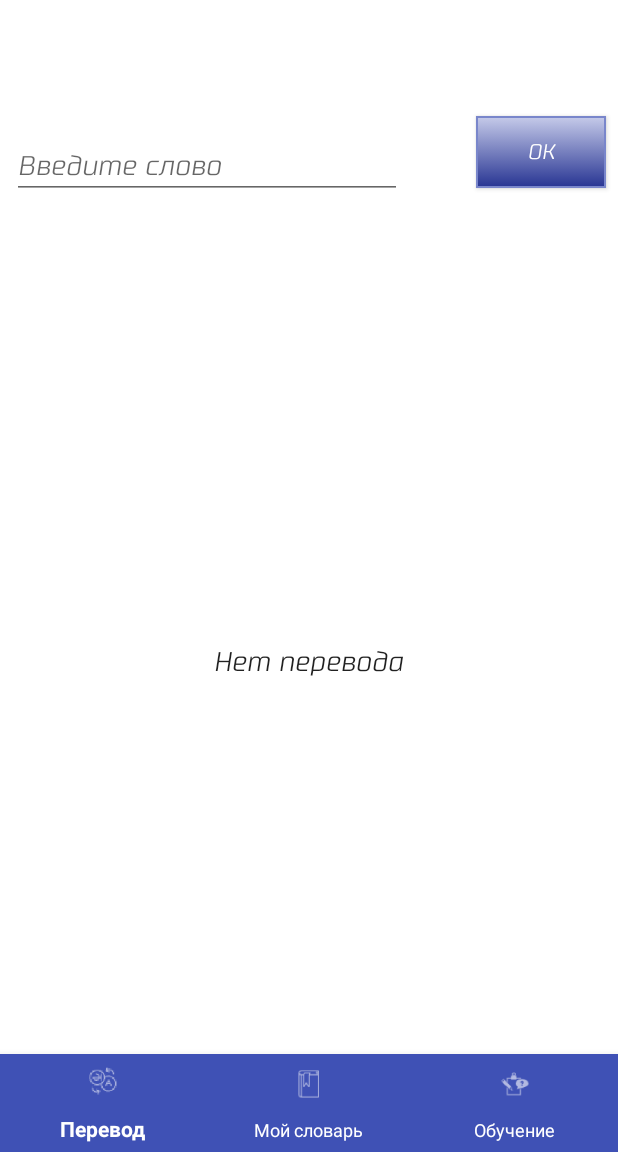
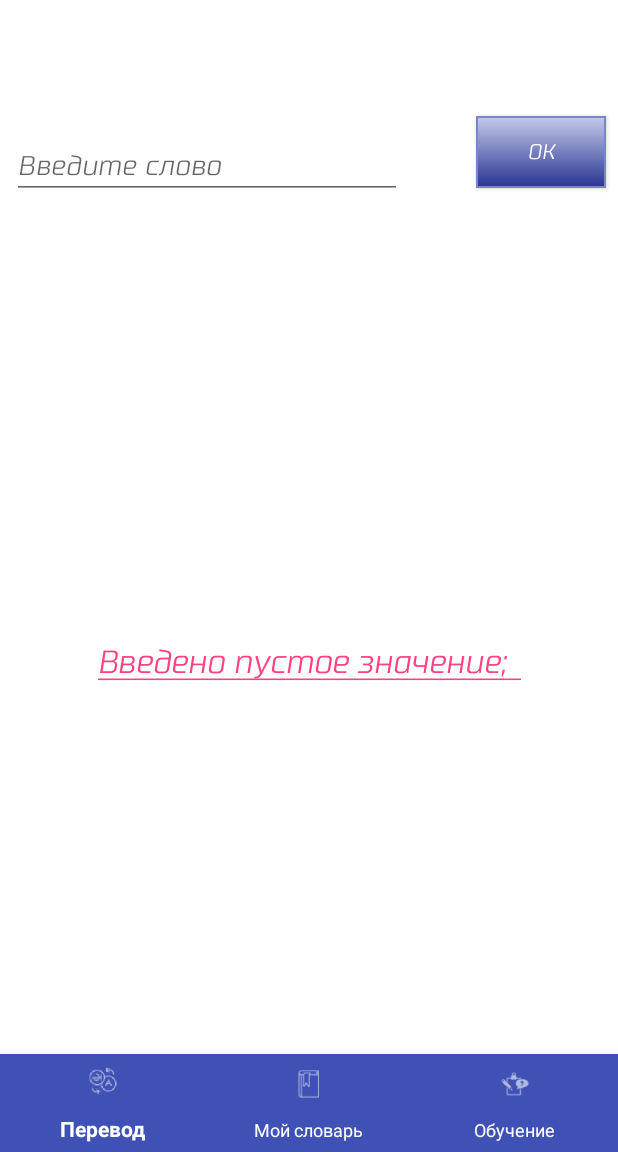
Before and after one commit to AnastasiaRainMaker/WordsDict, an Android app: the screen it shows after launch (MenuActivity), after a tap on "OK", on a phone screen of 412 x 824 dp, the part 84-1236 px from its top. Run offline under Robolectric (Android 15) with nearby library versions, the phone set to English and light mode, and no system bars; our stand-ins replace RxJava; libraries missing offline, so code that uses them is left out: io.realm, io.realm.annotations; 5 statements that could not run were skipped.

Commit message:
added hints and spannable strings

```diff
--- a/app/src/main/java/com/project/wordsdict/Constants.java
+++ b/app/src/main/java/com/project/wordsdict/Constants.java
@@ -2,6 +2,7 @@ package com.project.wordsdict;
 
 public final class Constants {
     public static final String MULTITRAN_CSS_SELECTOR = "body > table:nth-child(2) > tbody:nth-child(1) > tr:nth-child(1) > td:nth-child(2) > table:nth-child(1) > tbody:nth-child(1) > tr:nth-child(1) > td:nth-child(1) > table:nth-child(1) > tbody:nth-child(1) > tr:nth-child(2) > td:nth-child(1) > table:nth-child(1) > tbody:nth-child(1) > tr:nth-child(1) > td:nth-child(2) > table:nth-child(5)";
+    public static final String MULTITRAN_CSS_SELECTOR_HINT = "body > table:nth-child(2) > tbody:nth-child(1) > tr:nth-child(1) > td:nth-child(2) > table:nth-child(1) > tbody:nth-child(1) > tr:nth-child(1) > td:nth-child(1) > table:nth-child(1) > tbody:nth-child(1) > tr:nth-child(2) > td:nth-child(1) > table:nth-child(1) > tbody:nth-child(1) > tr:nth-child(1) > td:nth-child(2) > table:nth-child(11) > tbody:nth-child(1) > tr:nth-child(1) > td:nth-child(2)";
     public static final String MULTITRAN_URL_RUS = "https://www.multitran.ru/c/m.exe?l1=2&l2=1&s=%s";
     public static final String EXPORT_FILE_NAME = "/wordsDictExport.json/";
     public static final String TAG = "WORDS_DICT";
--- a/app/src/main/java/com/project/wordsdict/main/interactors/TranslateWordInteractor.java
+++ b/app/src/main/java/com/project/wordsdict/main/interactors/TranslateWordInteractor.java
@@ -11,8 +11,12 @@ public interface TranslateWordInteractor {
     interface OnFinishedListener {
         void onTranslationFinished(String translation, String word, Boolean isAdvSearch);
         void onTranslationError(String text);
+        void onGetHintFinished(String hint, String word);
+        void onGetHintError(String text);
     }
 
     Disposable translateWord(OnFinishedListener listener, String word);
 
+    Disposable getHint (OnFinishedListener listener, String word);
+
 }
--- a/app/src/main/java/com/project/wordsdict/main/interactors/TranslateWordInteractorImpl.java
+++ b/app/src/main/java/com/project/wordsdict/main/interactors/TranslateWordInteractorImpl.java
@@ -14,6 +14,7 @@ import io.realm.Realm;
 import io.realm.RealmConfiguration;
 import io.realm.RealmResults;
 import static com.project.wordsdict.Constants.MULTITRAN_CSS_SELECTOR;
+import static com.project.wordsdict.Constants.MULTITRAN_CSS_SELECTOR_HINT;
 import static com.project.wordsdict.Constants.MULTITRAN_URL_RUS;
 import static com.project.wordsdict.Constants.TAG;
 
@@ -30,7 +31,8 @@ public class TranslateWordInteractorImpl implements TranslateWordInteractor {
     public TranslateWordInteractorImpl(Context mContext) {
     }
 
-    @Override public Disposable translateWord (final OnFinishedListener listener, String word) {
+    @Override
+    public Disposable translateWord (final OnFinishedListener listener, String word) {
         if (word.length() > 0) {
             return Single.fromCallable(()-> Jsoup.connect(String.format(MULTITRAN_URL_RUS, word)).get())
                     .subscribeOn(Schedulers.io())
@@ -54,22 +56,52 @@ public class TranslateWordInteractorImpl implements TranslateWordInteractor {
 
      }
 
-    @Override public Disposable translateWordRus(final OnFinishedListener listener, String word) {
+    @Override
+    public Disposable translateWordRus(final OnFinishedListener listener, String word) {
         return Single.fromCallable(()-> Jsoup.connect(String.format(MULTITRAN_URL_RUS, word)).get())
                 .subscribeOn(Schedulers.io())
                 .observeOn(AndroidSchedulers.mainThread())
                 .subscribe(
                         res -> {
                             Element elemBody = res.body();
-                            String translation;
-                            translation = elemBody.select(MULTITRAN_CSS_SELECTOR).text();
+                            String translation = elemBody.select(MULTITRAN_CSS_SELECTOR).text();
                             listener.onTranslationFinished(translation, word, true);
                         },
                         throwable -> listener.onTranslationError(throwable.getMessage())
                 );
     }
 
-    @Override public Disposable translateWordOffline(final OnFinishedListener listener, String word) {
+    @Override
+    public Disposable getHint(final OnFinishedListener listener, String word) {
+        if (word.length() > 0) {
+            return Single.fromCallable(()-> Jsoup.connect(String.format(MULTITRAN_URL_RUS, word)).get())
+                    .subscribeOn(Schedulers.io())
+                    .observeOn(AndroidSchedulers.mainThread())
+                    .subscribe(
+                            res -> {
+                                Element elemBody = res.body();
+                                String hint = elemBody.select(MULTITRAN_CSS_SELECTOR_HINT).text();
+                                listener.onGetHintFinished(hint, word);
+                            },
+                            throwable -> listener.onGetHintError(throwable.getMessage())
+                    );
+        } else {
+            return Single.fromCallable(()-> "Введено пустое значение")
+                    .subscribeOn(Schedulers.io())
+                    .observeOn(AndroidSchedulers.mainThread())
+                    .subscribe(
+                            res -> listener.onGetHintFinished(res, word),
+                            throwable -> {
+                                listener.onGetHintError("Сервер временно недоступен.");
+                                Log.d(TAG, throwable.getMessage());
+                            }
+                    );
+        }
+    }
+
+
+    @Override
+    public Disposable translateWordOffline(final OnFinishedListener listener, String word) {
         return Single.fromCallable(()-> {
             if (word.length() == 0) {
                 return "Введено пустое значение";
--- a/app/src/main/java/com/project/wordsdict/main/presenters/TranslatePresenterImpl.java
+++ b/app/src/main/java/com/project/wordsdict/main/presenters/TranslatePresenterImpl.java
@@ -59,7 +59,7 @@ public class TranslatePresenterImpl implements TranslatePresenter, TranslateWord
                 }
                 mainView.showTranslation(translation, isAdvSearch);
             } else {
-                mainView.showTranslation("Нет перевода", isAdvSearch);
+                mSubscriptions.add(translateWordInteractor.getHint(this, word));
             }
         }
     }
@@ -71,4 +71,18 @@ public class TranslatePresenterImpl implements TranslatePresenter, TranslateWord
             mainView.hideProgress();
         }
     }
+
+    @Override
+    public void onGetHintFinished(String hint, String word) {
+        mainView.showHint(hint);
+
+    }
+
+    @Override
+    public void onGetHintError(String text) {
+        if (mainView != null) {
+            mainView.showError(text);
+            mainView.hideProgress();
+        }
+    }
 }
--- a/app/src/main/java/com/project/wordsdict/main/views/FragmentMenu.java
+++ b/app/src/main/java/com/project/wordsdict/main/views/FragmentMenu.java
@@ -10,7 +10,11 @@ import android.support.v4.app.Fragment;
 import android.os.Bundle;
 import android.text.Spannable;
 import android.text.SpannableString;
+import android.text.SpannableStringBuilder;
+import android.text.method.LinkMovementMethod;
+import android.text.method.ScrollingMovementMethod;
 import android.text.style.BackgroundColorSpan;
+import android.text.style.ClickableSpan;
 import android.view.LayoutInflater;
 import android.view.View;
 import android.view.ViewGroup;
@@ -26,7 +30,7 @@ import com.project.wordsdict.main.interactors.TranslateWordInteractorImpl;
 public class FragmentMenu extends Fragment implements MainView, View.OnClickListener {
 
     private TranslatePresenterImpl translatePresenter;
-    private EditText translationEditText;
+    private TextView translationEditText;
     private EditText wordEditText;
     private TextView wordTextView;
     private Button advancedTranslateButton;
@@ -56,6 +60,7 @@ public class FragmentMenu extends Fragment implements MainView, View.OnClickList
         advancedTranslateButton = view.findViewById(R.id.advanced_search_button);
         advancedTranslateButton.setOnClickListener(this);
         advancedTranslateButton.setVisibility(View.GONE);
+        translationEditText.setMovementMethod(new ScrollingMovementMethod());
         translatePresenter = new TranslatePresenterImpl(this,
                 new TranslateWordInteractorImpl(getContext()),
                 new SaveWordInteractorImpl());
@@ -131,10 +136,44 @@ public class FragmentMenu extends Fragment implements MainView, View.OnClickList
                         selTextIndex + textToSelect.length(),
                         Spannable.SPAN_EXCLUSIVE_EXCLUSIVE
                 );
+                wordTextView.setText(word);
+                wordTextView.setTextSize(26);
+                translationEditText.setLineSpacing(0.0f,1.0f);
                 translationEditText.setText(WordtoSpan, TextView.BufferType.SPANNABLE);
                 translationEditText.setBackgroundResource(R.color.background_main_color);
+                translationEditText.setTextSize(19);
 
             }
+        }
+    }
+
+    @Override
+    public void showHint(String hint) {
+        if (hint.length() > 0) {
+            advancedTranslateButton.setVisibility(View.GONE);
+            wordTextView.setText("Возможно Вы имели ввиду:");
+            wordTextView.setTextSize(17);
+
+            String[] arr = hint.split("; ");
+            SpannableStringBuilder fullHint = new SpannableStringBuilder();
+            for (String w : arr) {
+                ClickableSpan clickableSpan = new ClickableSpan() {
+                    @Override
+                    public void onClick(View textView) {
+                        word = w;
+                        translatePresenter.onAdvancedTranslateButtonClicked(word);
+                        advancedBtnShow = false;
+                    }
+                };
+                fullHint.append(w + ";" + "\r\r", clickableSpan, 0);
+            }
+            translationEditText.setText(fullHint);
+            translationEditText.setTextSize(21);
+            translationEditText.setLineSpacing(0.0f,1.8f);
+            translationEditText.setMovementMethod(LinkMovementMethod.getInstance());
+        } else {
+            translationEditText.setText("Не найдено");
+            advancedTranslateButton.setVisibility(View.GONE);
         }
     }
 
@@ -180,9 +219,12 @@ public class FragmentMenu extends Fragment implements MainView, View.OnClickList
             case R.id.button_main_do_translate: {
                 word = String.format("%s", wordEditText.getText());
                 translatePresenter.onTranslateButtonClicked(word);
+                translationEditText.setLineSpacing(0.0f,1.0f);
+                translationEditText.setTextSize(21);
                 if (wordTextView != null)
                 wordTextView.setText(word);
                 translationEditText.setBackgroundResource(R.color.white);
+                wordTextView.setTextSize(26);
                 wordEditText.setText("");
                 break;
             }
--- a/app/src/main/java/com/project/wordsdict/main/views/MainView.java
+++ b/app/src/main/java/com/project/wordsdict/main/views/MainView.java
@@ -8,6 +8,8 @@ public interface MainView {
 
     void showTranslation(String translation, Boolean isAdvSearch);
 
+    void showHint(String hint);
+
     void showError(String text);
 
     void hideKeyBoard();
--- a/app/src/main/res/layout/fragment_menu.xml
+++ b/app/src/main/res/layout/fragment_menu.xml
@@ -28,6 +28,7 @@
         >
 
         <EditText
+            android:labelFor="@id/main_word_editText"
             android:fontFamily="@font/custom_font3"
             android:id="@+id/main_word_editText"
             android:layout_width="260dp"
@@ -99,8 +100,9 @@
         app:layout_constraintTop_toTopOf="@+id/trans_editText"
         android:layout_marginTop="8dp" />
 
-    <EditText
+    <TextView
         android:fontFamily="@font/custom_font3"
+        android:maxLines = "40"
         android:id="@+id/trans_editText"
         android:layout_width="0dp"
         android:layout_height="0dp"
@@ -108,10 +110,12 @@
         android:layout_marginEnd="8dp"
         android:layout_marginStart="8dp"
         android:ems="10"
-        android:focusable="false"
-        android:inputType="textMultiLine|textNoSuggestions"
+        android:textSize="18sp"
+        android:focusable="true"
+        android:clickable="true"
         android:scrollbars="vertical"
         android:textAlignment="center"
+        android:gravity="center"
         app:layout_constraintBottom_toBottomOf="parent"
         app:layout_constraintEnd_toEndOf="parent"
         app:layout_constraintStart_toStartOf="parent"
```
Also changed, not shown: app/src/main/java/com/project/wordsdict/main/adapters/RealmWordsListAdapter.java (+5 -6 lines).
